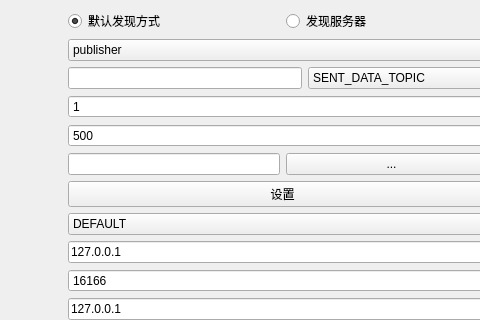
The window that Easy-DDS-Test/EDTest/easyddstest.ui (npr-martin/easydds) describes before a commit, drawn with Qt 5; both pictures show x 158 to 638 and y 0 to 320 of the 965 by 639 pixel window.
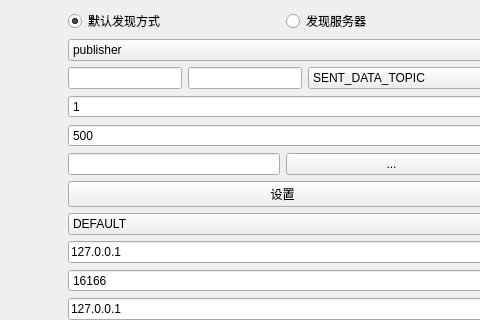
The same window after the commit. Icons and pictures are not drawn.

```diff
--- a/Easy-DDS-Test/EDTest/easyddstest.ui
+++ b/Easy-DDS-Test/EDTest/easyddstest.ui
@@ -720,6 +720,9 @@
         <item>
          <widget class="QLineEdit" name="leTopic"/>
         </item>
+        <item>
+         <widget class="QLineEdit" name="leTopic2"/>
+        </item>
         <item>
          <widget class="QComboBox" name="cmbTopic">
           <item>
```
Left out of the diff: 10 changed lines with no effect on the pictures.
